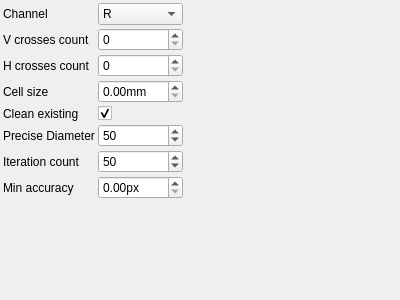
NickPenkrat/corecvs, file utils/corestructs/coreWidgets/checkerboardDetectionParametersControlWidget.ui: the form before one commit.
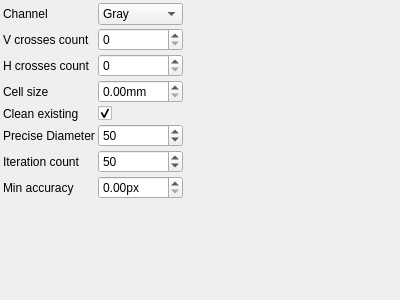
The form after the commit. Icons and pictures are not drawn.

The edit to the form file:
```diff
--- a/utils/corestructs/coreWidgets/checkerboardDetectionParametersControlWidget.ui
+++ b/utils/corestructs/coreWidgets/checkerboardDetectionParametersControlWidget.ui
@@ -30,7 +30,7 @@
     <item row="0" column="1">
      <widget class="QComboBox" name="channelComboBox">
        <property name="currentIndex">
-         <number>0</number>
+         <number>3</number>
        </property>
        <item>
         <property name="text">
```
